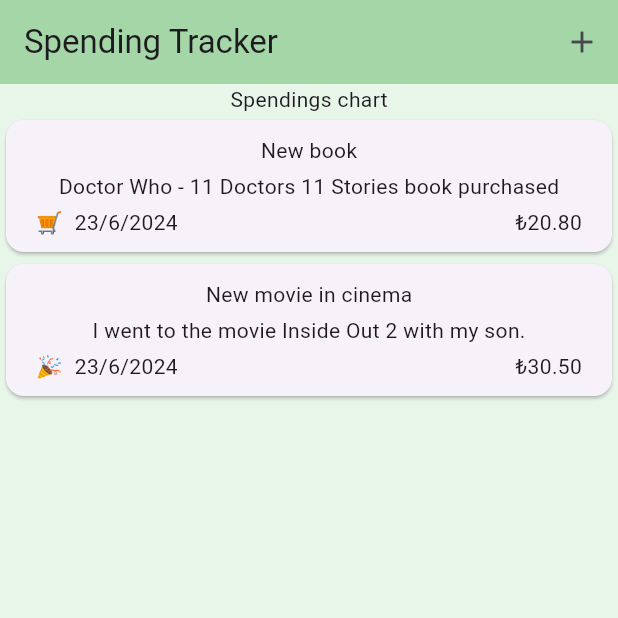
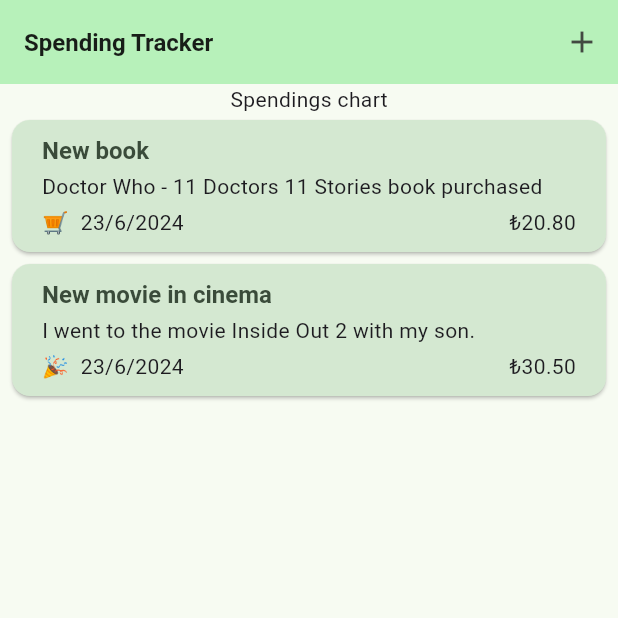
Before and after one commit to FatihYigit35/spending_tracker, a Flutter app: the screen it shows after launch, on a phone screen of 412 x 824 dp, the top half of it. Run offline on Flutter 3.47's test engine with Material 3 defaults, Android fonts, the phone set to English and light mode, and no system bars.

Commit message:
app theme edited

```diff
--- a/lib/main.dart
+++ b/lib/main.dart
@@ -1,5 +1,7 @@
 import 'package:flutter/material.dart';
 import 'package:spending_tracker/view/spendings_screen.dart';
+
+final kColorSheme = ColorScheme.fromSeed(seedColor: Colors.green.shade200);
 
 void main() {
   runApp(const MainApp());
@@ -12,11 +14,28 @@ class MainApp extends StatelessWidget {
   Widget build(BuildContext context) {
     return MaterialApp(
       theme: ThemeData(
-        scaffoldBackgroundColor: Colors.green.shade50,
-        appBarTheme: AppBarTheme(
-          backgroundColor: Colors.green.shade200,
-        ),
-      ),
+          colorScheme: kColorSheme,
+          appBarTheme: const AppBarTheme().copyWith(
+            backgroundColor: kColorSheme.primaryContainer,
+          ),
+          cardTheme: const CardTheme().copyWith(
+            color: kColorSheme.secondaryContainer,
+            margin: const EdgeInsets.symmetric(
+              horizontal: 8,
+              vertical: 4,
+            ),
+          ),
+          elevatedButtonTheme: ElevatedButtonThemeData(
+            style: ElevatedButton.styleFrom(
+              backgroundColor: kColorSheme.primaryContainer,
+            ),
+          ),
+          textTheme: ThemeData().textTheme.copyWith(
+                  titleLarge: TextStyle(
+                fontWeight: FontWeight.bold,
+                color: kColorSheme.onSecondaryContainer,
+                fontSize: 16,
+              ))),
       home: const SpendingsScreen(),
     );
   }
--- a/lib/widget/spending_card.dart
+++ b/lib/widget/spending_card.dart
@@ -15,9 +15,11 @@ class SpendingCard extends StatelessWidget {
           vertical: 10,
         ),
         child: Column(
+          crossAxisAlignment: CrossAxisAlignment.start,
           children: [
             Text(
               spending.title,
+              style: Theme.of(context).textTheme.titleLarge,
             ),
             const SizedBox(
               height: 4,
```
